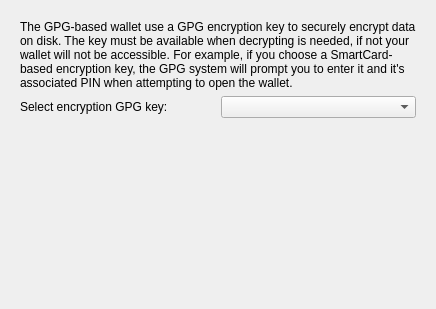
Qt form kwalletd/kwalletwizardpagegpgkey.ui (KDE/kde-runtime) before a commit.
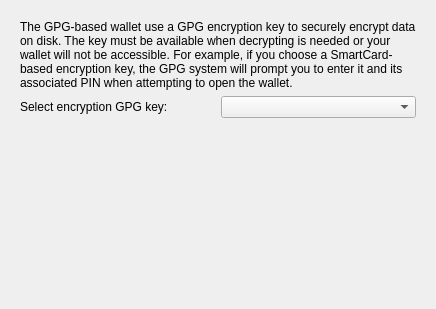
The same form after that commit.

```diff
--- a/kwalletd/kwalletwizardpagegpgkey.ui
+++ b/kwalletd/kwalletwizardpagegpgkey.ui
@@ -21,7 +21,7 @@
        <item>
         <widget class="QLabel" name="label_3">
          <property name="text">
-          <string>&lt;html&gt;&lt;head/&gt;&lt;body&gt;&lt;p&gt;The GPG-based wallet use a GPG encryption key to securely encrypt data on disk. The key must be available when decrypting is needed, if not your wallet will not be accessible. For example, if you choose a SmartCard-based encryption key, the GPG system will prompt you to enter it and it's associated PIN when attempting to open the wallet.&lt;/p&gt;&lt;/body&gt;&lt;/html&gt;</string>
+          <string>&lt;html&gt;&lt;head/&gt;&lt;body&gt;&lt;p&gt;The GPG-based wallet use a GPG encryption key to securely encrypt data on disk. The key must be available when decrypting is needed or your wallet will not be accessible. For example, if you choose a SmartCard-based encryption key, the GPG system will prompt you to enter it and its associated PIN when attempting to open the wallet.&lt;/p&gt;&lt;/body&gt;&lt;/html&gt;</string>
          </property>
          <property name="wordWrap">
           <bool>true</bool>
```
